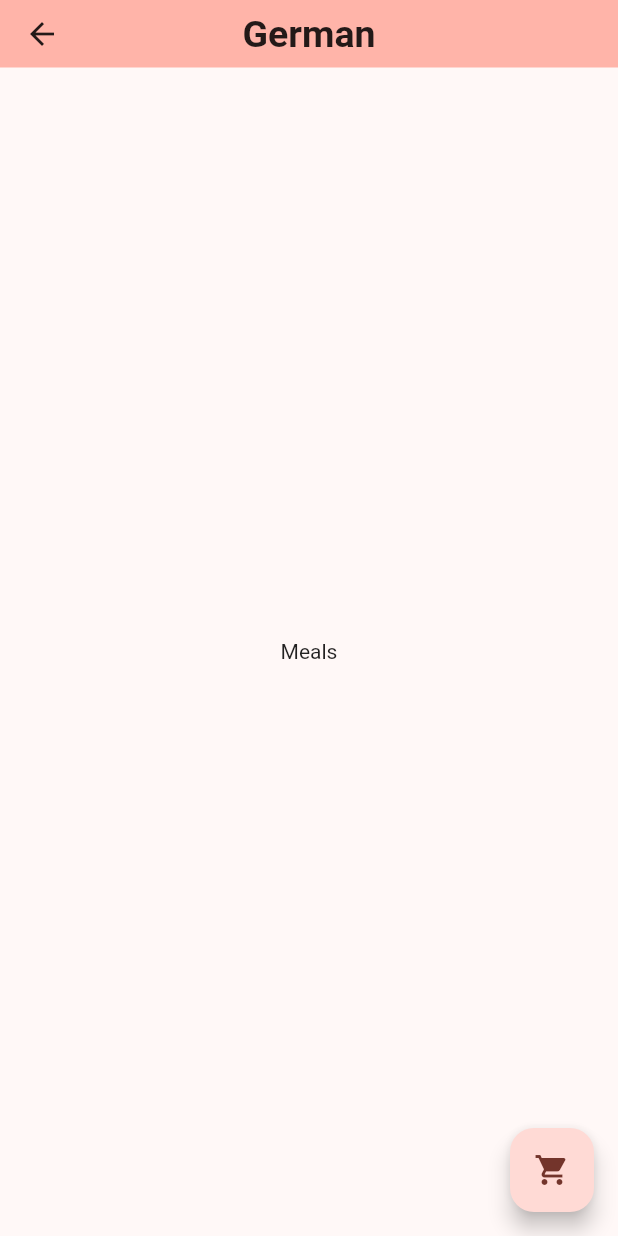
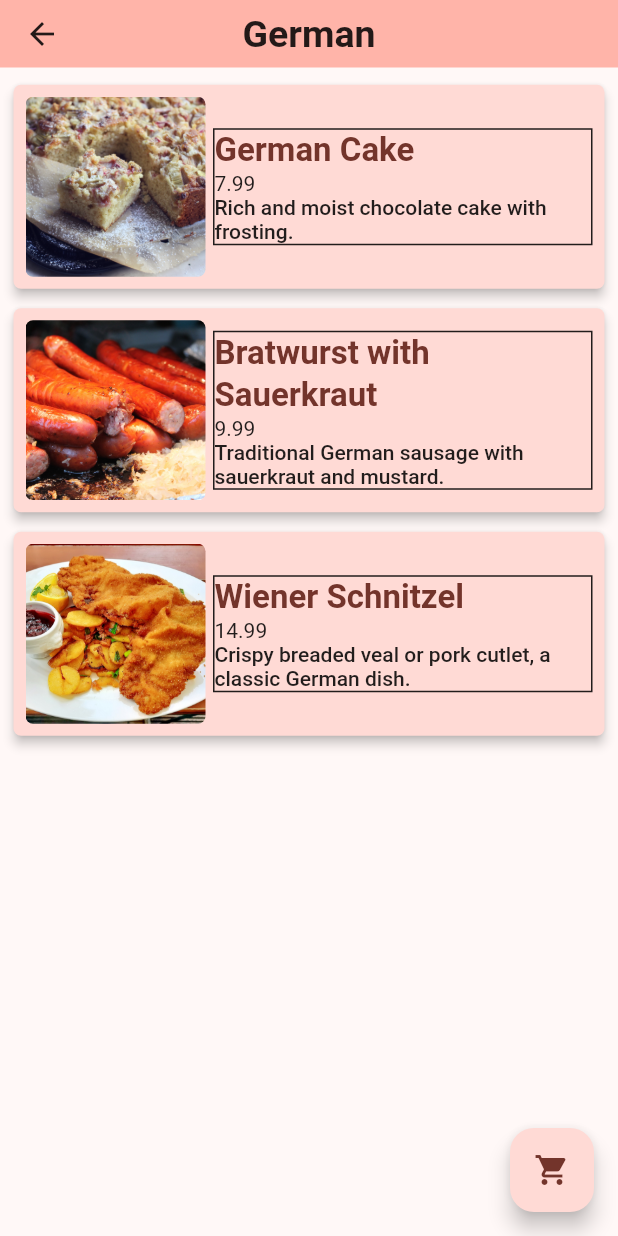
Before and after one commit to darcanj0/the_menu, a Flutter app: the screen it shows after launch, after a tap on "German", on a phone screen of 412 x 824 dp. Run offline on Flutter 3.47's test engine with Material 2 defaults, Android fonts, the light colour scheme and no system bars; our stand-ins replace google_fonts; Roboto replaces fonts that are missing (Vollkorn).

Commit message:
wip: meal card

```diff
--- a/lib/components/buttons/cart_float_button.dart
+++ b/lib/components/buttons/cart_float_button.dart
@@ -9,12 +9,12 @@ class CartFloatButton extends StatelessWidget {
 
   @override
   Widget build(BuildContext context) {
-    void _goToCart(BuildContext ctx) {
+    void goToCart(BuildContext ctx) {
       Navigator.of(context).pushNamed(AppRoutes.cart.name);
     }
 
     return FloatingActionButton(
-      onPressed: () => _goToCart(context),
+      onPressed: () => goToCart(context),
       child: const Icon(Icons.shopping_cart),
     );
   }
--- /dev/null
+++ b/lib/components/cards/meal_card.dart
@@ -0,0 +1,90 @@
+import 'package:flutter/material.dart';
+
+import '../../models/meal.dart';
+
+class MealCard extends StatelessWidget {
+  final Meal meal;
+  const MealCard({required this.meal, super.key});
+
+  @override
+  Widget build(BuildContext context) {
+    final ThemeData theme = Theme.of(context);
+    final ColorScheme colorScheme = theme.colorScheme;
+    final TextTheme textTheme = theme.textTheme;
+
+    return Padding(
+      padding: const EdgeInsets.symmetric(vertical: 2.5),
+      child: Card(
+        semanticContainer: false,
+        color: colorScheme.primaryContainer,
+        elevation: 3,
+        shape: RoundedRectangleBorder(borderRadius: BorderRadius.circular(5)),
+        child: InkWell(
+          onTap: () {},
+          child: Padding(
+            padding: const EdgeInsets.all(8),
+            child: Row(
+              mainAxisAlignment: MainAxisAlignment.spaceBetween,
+              children: [
+                MealImage(path: meal.imagePath),
+                Expanded(
+                  child: MealInfo(meal: meal, textTheme: textTheme),
+                ),
+              ],
+            ),
+          ),
+        ),
+      ),
+    );
+  }
+}
+
+class MealImage extends StatelessWidget {
+  final String path;
+  const MealImage({super.key, required this.path});
+  @override
+  Widget build(BuildContext context) {
+    return Padding(
+      padding: const EdgeInsets.only(right: 5),
+      child: Container(
+        height: 120,
+        width: 120,
+        decoration: BoxDecoration(borderRadius: BorderRadius.circular(8)),
+        child: ClipRRect(
+          borderRadius: BorderRadius.circular(5),
+          child: Image(
+            image: AssetImage(path),
+            fit: BoxFit.cover,
+          ),
+        ),
+      ),
+    );
+  }
+}
+
+class MealInfo extends StatelessWidget {
+  final Meal meal;
+  final TextTheme textTheme;
+  const MealInfo({required this.meal, required this.textTheme, super.key});
+  @override
+  Widget build(BuildContext context) {
+    return Container(
+      decoration: BoxDecoration(border: Border.all(color: Colors.black87)),
+      child: Column(
+        mainAxisAlignment: MainAxisAlignment.spaceBetween,
+        crossAxisAlignment: CrossAxisAlignment.start,
+        children: [
+          Text(
+            meal.name,
+            style: textTheme.titleLarge,
+          ),
+          Text(meal.price.toString()),
+          Text(
+            meal.description,
+            style: textTheme.labelLarge,
+          )
+        ],
+      ),
+    );
+  }
+}
--- a/lib/main.dart
+++ b/lib/main.dart
@@ -36,7 +36,12 @@ class MyApp extends StatelessWidget {
         fontWeight: FontWeight.bold,
         fontSize: 25,
         color: theMenuColorScheme.onInverseSurface,
-            ));
+      ),
+      titleLarge: GoogleFonts.vollkorn(
+        fontWeight: FontWeight.bold,
+        color: theMenuColorScheme.onPrimaryContainer,
+      ),
+    );
 
     final ThemeData theMenuTheme = ThemeData(
       textTheme: theMenuTextTheme,
--- a/lib/models/dummy_data.dart
+++ b/lib/models/dummy_data.dart
@@ -61,7 +61,7 @@ const List<Meal> mockMeals = [
     id: 'm1',
     name: 'Spaghetti Carbonara',
     price: 12.99,
-    imagePath: 'images/meals/spaghetti_carbonara.jpg',
+    imagePath: 'assets/images/meals/spaghetti_carbonara.jpg',
     description: 'Classic Italian pasta dish with bacon and eggs.',
     durationInMinutes: 30,
     categoriesIds: ['c1', 'c5'],
@@ -75,7 +75,7 @@ const List<Meal> mockMeals = [
     id: 'm2',
     name: 'Hawaiian Pizza',
     price: 10.99,
-    imagePath: 'images/meals/hawaiian_pizza.jpg',
+    imagePath: 'assets/images/meals/hawaiian_pizza.jpg',
     description: 'Delicious pizza with ham and pineapple.',
     durationInMinutes: 25,
     categoriesIds: ['c1', 'c6'],
@@ -89,7 +89,7 @@ const List<Meal> mockMeals = [
     id: 'm3',
     name: 'Chicken Caesar Salad',
     price: 9.99,
-    imagePath: 'images/meals/caesar_salad.jpg',
+    imagePath: 'assets/images/meals/caesar_salad.jpg',
     description: 'Fresh salad with grilled chicken and Caesar dressing.',
     durationInMinutes: 15,
     categoriesIds: ['c5', 'c9'],
@@ -103,7 +103,7 @@ const List<Meal> mockMeals = [
     id: 'm4',
     name: 'Margarita Pizza',
     price: 11.99,
-    imagePath: 'images/meals/margarita_pizza.jpg',
+    imagePath: 'assets/images/meals/margarita_pizza.jpg',
     description: 'Classic Italian pizza with tomato, mozzarella, and basil.',
     durationInMinutes: 20,
     categoriesIds: ['c1'],
@@ -117,7 +117,7 @@ const List<Meal> mockMeals = [
     id: 'm5',
     name: 'Vegetable Stir-Fry',
     price: 9.49,
-    imagePath: 'images/meals/vegetable_stir_fry.jpg',
+    imagePath: 'assets/images/meals/vegetable_stir_fry.jpg',
     description: 'Healthy stir-fried vegetables with tofu and soy sauce.',
     durationInMinutes: 20,
     categoriesIds: ['c5', 'c8'],
@@ -131,7 +131,7 @@ const List<Meal> mockMeals = [
     id: 'm6',
     name: 'Sushi Platter',
     price: 14.99,
-    imagePath: 'images/meals/sushi_platter.jpg',
+    imagePath: 'assets/images/meals/sushi_platter.jpg',
     description: 'Assorted sushi rolls with wasabi and soy sauce.',
     durationInMinutes: 35,
     categoriesIds: ['c8', 'c5'],
@@ -145,7 +145,7 @@ const List<Meal> mockMeals = [
     id: 'm7',
     name: 'Chicken Alfredo',
     price: 13.99,
-    imagePath: 'images/meals/chicken_alfredo.jpg',
+    imagePath: 'assets/images/meals/chicken_alfredo.jpg',
     description: 'Creamy pasta with grilled chicken and Alfredo sauce.',
     durationInMinutes: 30,
     categoriesIds: ['c1'],
@@ -159,7 +159,7 @@ const List<Meal> mockMeals = [
     id: 'm8',
     name: 'Tropical Salad',
     price: 8.99,
-    imagePath: 'images/meals/tropical_salad.jpg',
+    imagePath: 'assets/images/meals/tropical_salad.jpg',
     description: 'Fresh Greek salad with feta cheese and olives.',
     durationInMinutes: 15,
     categoriesIds: ['c10', 'c5'],
@@ -173,7 +173,7 @@ const List<Meal> mockMeals = [
     id: 'm9',
     name: 'Beef Tacos',
     price: 10.49,
-    imagePath: 'images/meals/beef_tacos.jpg',
+    imagePath: 'assets/images/meals/beef_tacos.jpg',
     description: 'Tasty beef tacos with salsa and guacamole.',
     durationInMinutes: 20,
     categoriesIds: ['c10', 'c2'],
@@ -187,7 +187,7 @@ const List<Meal> mockMeals = [
     id: 'm10',
     name: 'Vegetable Curry',
     price: 11.99,
-    imagePath: 'images/meals/vegetable_curry.jpg',
+    imagePath: 'assets/images/meals/vegetable_curry.jpg',
     description: 'Spicy vegetable curry with rice.',
     durationInMinutes: 25,
     categoriesIds: ['c5', 'c6', 'c8'],
@@ -201,7 +201,7 @@ const List<Meal> mockMeals = [
     id: 'm11',
     name: 'German Cake',
     price: 7.99,
-    imagePath: 'images/meals/german_cake.jpg',
+    imagePath: 'assets/images/meals/german_cake.jpg',
     description: 'Rich and moist chocolate cake with frosting.',
     durationInMinutes: 40,
     categoriesIds: ['c4'],
@@ -215,7 +215,7 @@ const List<Meal> mockMeals = [
     id: 'm12',
     name: 'Caprese Salad',
     price: 9.49,
-    imagePath: 'images/meals/caprese_salad.jpg',
+    imagePath: 'assets/images/meals/caprese_salad.jpg',
     description: 'Fresh Caprese salad with tomatoes, mozzarella, and basil.',
     durationInMinutes: 10,
     categoriesIds: ['c10'],
@@ -229,7 +229,7 @@ const List<Meal> mockMeals = [
     id: 'm13',
     name: 'Chicken Fajitas',
     price: 12.99,
-    imagePath: 'images/meals/chicken_fajitas.jpg',
+    imagePath: 'assets/images/meals/chicken_fajitas.jpg',
     description: 'Sizzling chicken fajitas with bell peppers and onions.',
     durationInMinutes: 30,
     categoriesIds: ['c6', 'c2'],
@@ -243,7 +243,7 @@ const List<Meal> mockMeals = [
     id: 'm14',
     name: 'Bratwurst with Sauerkraut',
     price: 9.99,
-    imagePath: 'images/meals/bratwurst.jpg',
+    imagePath: 'assets/images/meals/bratwurst.jpg',
     description: 'Traditional German sausage with sauerkraut and mustard.',
     durationInMinutes: 20,
     categoriesIds: ['c4'],
@@ -257,7 +257,7 @@ const List<Meal> mockMeals = [
     id: 'm15',
     name: 'Wiener Schnitzel',
     price: 14.99,
-    imagePath: 'images/meals/wiener_schnitzel.jpg',
+    imagePath: 'assets/images/meals/wiener_schnitzel.jpg',
     description: 'Crispy breaded veal or pork cutlet, a classic German dish.',
     durationInMinutes: 30,
     categoriesIds: ['c4'],
@@ -271,7 +271,7 @@ const List<Meal> mockMeals = [
     id: 'm16',
     name: 'Pancakes with Maple Syrup',
     price: 7.99,
-    imagePath: 'images/meals/pancakes.jpg',
+    imagePath: 'assets/images/meals/pancakes.jpg',
     description: 'Fluffy pancakes served with maple syrup and butter.',
     durationInMinutes: 15,
     categoriesIds: ['c7'],
@@ -285,7 +285,7 @@ const List<Meal> mockMeals = [
     id: 'm17',
     name: 'Omelette with Vegetables',
     price: 8.49,
-    imagePath: 'images/meals/omelette.jpg',
+    imagePath: 'assets/images/meals/omelette.jpg',
     description: 'Light and fluffy omelette with assorted vegetables.',
     durationInMinutes: 20,
     categoriesIds: ['c7'],
@@ -299,7 +299,7 @@ const List<Meal> mockMeals = [
     id: 'm18',
     name: 'Classic Hamburger',
     price: 8.99,
-    imagePath: 'images/meals/hamburger.jpg',
+    imagePath: 'assets/images/meals/hamburger.jpg',
     description: 'Juicy beef patty with lettuce, tomato, onion, and ketchup.',
     durationInMinutes: 15,
     categoriesIds: ['c3'],
--- a/lib/pages/category_meals_page.dart
+++ b/lib/pages/category_meals_page.dart
@@ -1,7 +1,10 @@
 import 'package:flutter/material.dart';
 import 'package:the_menu/components/app_bars/the_menu_app_bar.dart';
 import 'package:the_menu/components/buttons/cart_float_button.dart';
+import 'package:the_menu/components/cards/meal_card.dart';
 import 'package:the_menu/models/category.dart';
+import 'package:the_menu/models/dummy_data.dart';
+import 'package:the_menu/models/meal.dart';
 
 class CategoryMealsPage extends StatelessWidget {
   const CategoryMealsPage({super.key});
@@ -10,10 +13,24 @@ class CategoryMealsPage extends StatelessWidget {
   Widget build(BuildContext context) {
     final Category category =
         ModalRoute.of(context)!.settings.arguments as Category;
+
+    final List<Meal> categoryMeals = mockMeals
+        .where((element) => element.categoriesIds.contains(category.id))
+        .toList();
+
     return Scaffold(
       appBar: TheMenuAppBar(title: category.title),
-      body: const Center(
-        child: Text('Meals'),
+      body: Padding(
+        padding: const EdgeInsets.all(5),
+        child: LayoutBuilder(
+          builder: (context, constraints) => SizedBox(
+            width: constraints.maxWidth,
+            child: ListView.builder(
+                itemCount: categoryMeals.length,
+                itemBuilder: (ctx, index) =>
+                    MealCard(meal: categoryMeals[index])),
+          ),
+        ),
       ),
       floatingActionButton: const CartFloatButton(),
     );
```
Lines whose indentation alone changed are shown as unchanged.
